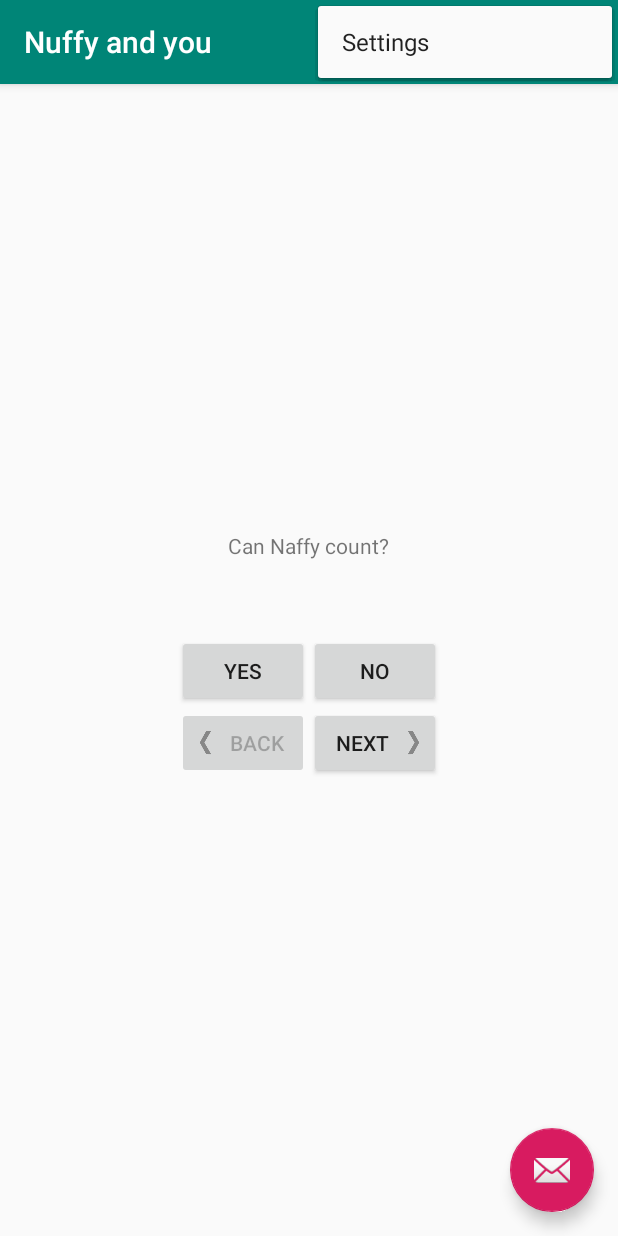
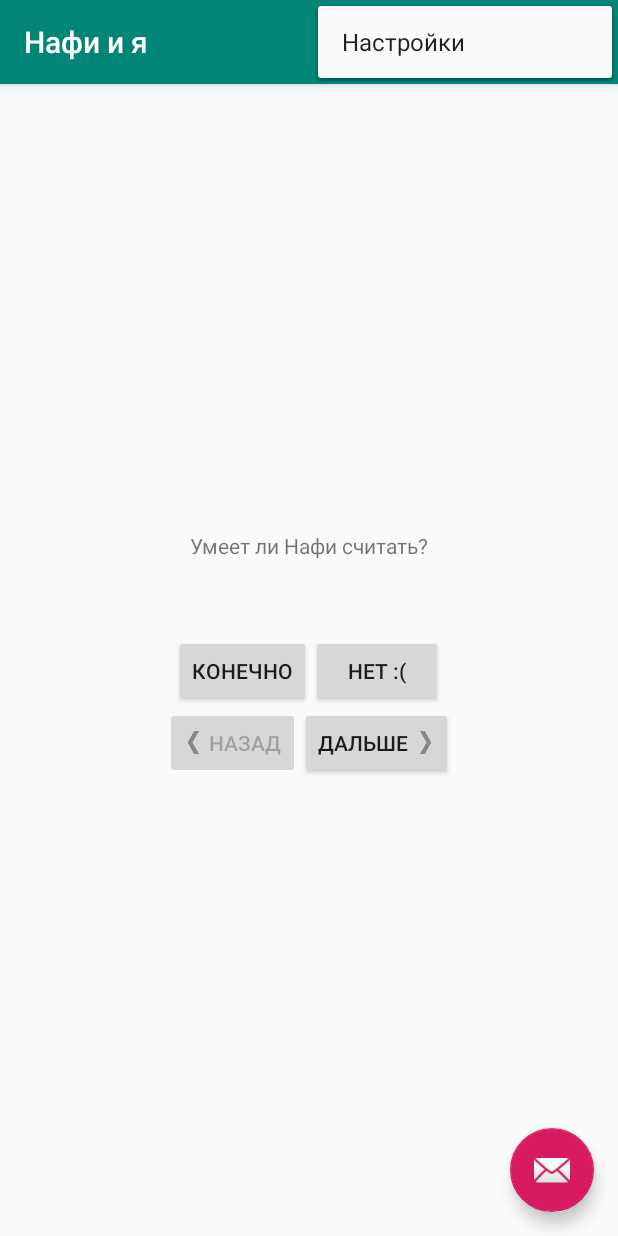
Before and after one commit to hiper2d/android-payground, an Android app: the screen it shows after launch (MainActivity), with the options menu open, on a phone screen of 412 x 824 dp. Run offline under Robolectric (Android 15) with nearby library versions, the phone set to English and light mode, and no system bars.

Commit message:
Chapter 3: Translated to russian

```diff
--- a/app/src/main/res/values/strings.xml
+++ b/app/src/main/res/values/strings.xml
@@ -1,16 +1,15 @@
 <resources>
-    <string name="app_name">Nuffy and you</string>
-    <string name="action_settings">Settings</string>
-    <string name="button_true">Yes</string>
-    <string name="button_false">No</string>
-    <string name="next_button">No</string>
-    <string name="answer_correct">Right</string>
-    <string name="answer_incorrect">Wrong, try again</string>
-    <string name="answer_congrats">Congratulations!</string>
-    <string name="button_back">Back</string>
-    <string name="button_next">Next</string>
+    <string name="app_name">Нафи и я</string>
+    <string name="action_settings">Настройки</string>
+    <string name="button_true">Конечно</string>
+    <string name="button_false">Нет :(</string>
+    <string name="answer_correct">Правильно</string>
+    <string name="answer_incorrect">Совсем не правильно</string>
+    <string name="answer_congrats">Ура</string>
+    <string name="button_back">Назад</string>
+    <string name="button_next">Дальше</string>
 
-    <string name="question_1">Can Naffy count?</string>
-    <string name="question_2">Are you best friends?</string>
-    <string name="question_3">Can Naffy write in Japanese?</string>
+    <string name="question_1">Умеет ли Нафи считать?</string>
+    <string name="question_2">Хорош ли он в счете до четырех?</string>
+    <string name="question_3">Знает ли Нафи японский?</string>
 </resources>
```
